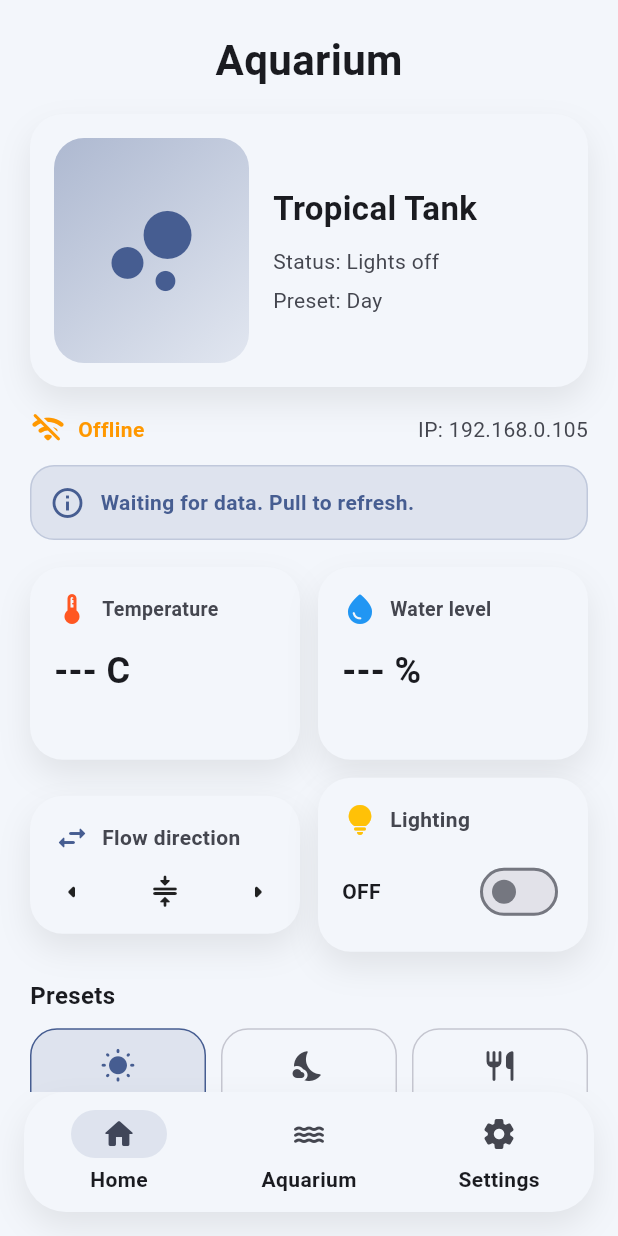
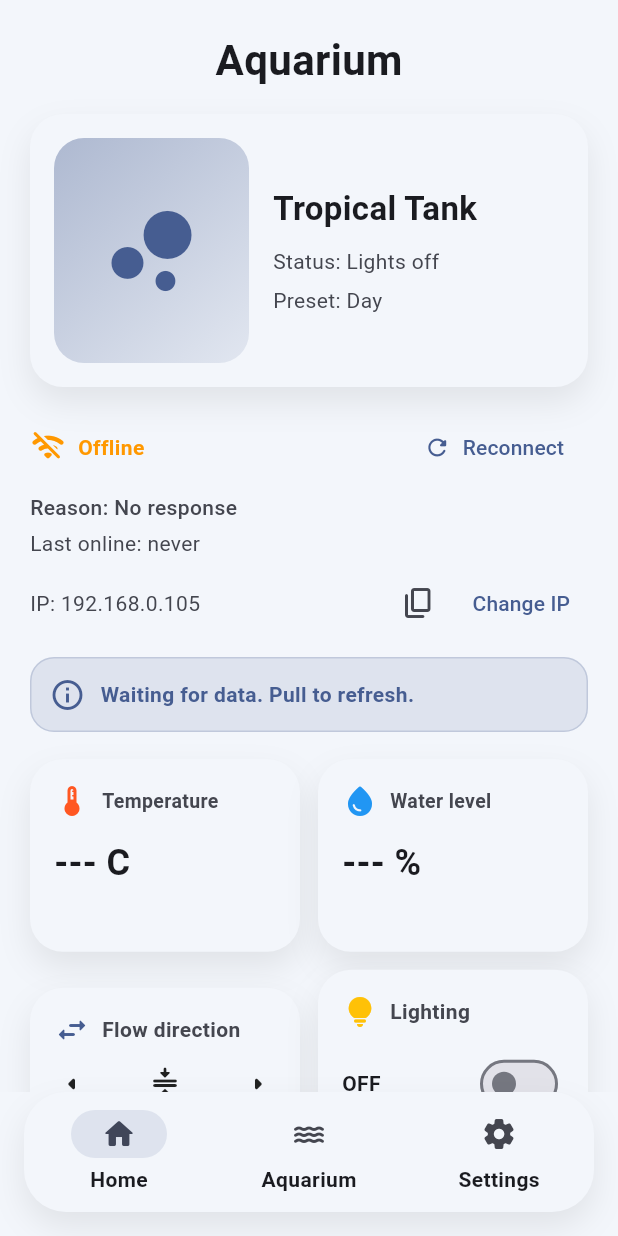
Before and after one commit to disappointtt/aquarium, a Flutter app: the screen it shows after launch, on a phone screen of 412 x 824 dp. Run offline on Flutter 3.47's test engine with Material 3 defaults, Android fonts, the phone set to English and light mode, and no system bars; our stand-ins replace shared_preferences.

Commit message:
block offline + IP

```diff
--- a/lib/screens/home_screen.dart
+++ b/lib/screens/home_screen.dart
@@ -2,9 +2,11 @@ import 'dart:convert';
 import 'dart:math';
 
 import 'package:flutter/material.dart';
+import 'package:flutter/services.dart';
 import 'package:http/http.dart' as http;
 
 import '../main.dart';
+import 'settings_screen.dart';
 
 class Reading {
   final DateTime time;
@@ -30,6 +32,7 @@ class _HomeScreenState extends State<HomeScreen> {
   String _status = 'Waiting for data. Pull to refresh.';
   bool _hasError = false;
   bool _dangerTemp = false;
+  DateTime? _lastOnlineAt;
   AquariumPreset _preset = AquariumPreset.day;
   final List<Reading> _history = [];
 
@@ -131,6 +134,7 @@ class _HomeScreenState extends State<HomeScreen> {
       _hasError = false;
       _dangerTemp = _isDangerTemp(temp);
       _pushHistory(temp, hum);
+      _lastOnlineAt = DateTime.now();
     });
   }
 
@@ -138,6 +142,45 @@ class _HomeScreenState extends State<HomeScreen> {
     final value = double.tryParse(temp);
     if (value == null) return false;
     return value < 20 || value > 30;
+  }
+
+  String _offlineReason(String status) {
+    final lowered = status.toLowerCase();
+    if (lowered.contains('network is unreachable') ||
+        lowered.contains('no route to host') ||
+        lowered.contains('network unreachable')) {
+      return 'Not in Wi-Fi';
+    }
+    if (lowered.contains('failed host lookup') ||
+        lowered.contains('connection refused') ||
+        lowered.contains('http error') ||
+        lowered.contains('host lookup')) {
+      return 'Wrong IP';
+    }
+    return 'No response';
+  }
+
+  String _formatLastOnline() {
+    final last = _lastOnlineAt;
+    if (last == null) return 'Last online: never';
+    final diff = DateTime.now().difference(last);
+    if (diff.inMinutes < 1) return 'Last online: just now';
+    if (diff.inHours < 1) return 'Last online: ${diff.inMinutes} min ago';
+    if (diff.inHours < 24) return 'Last online: ${diff.inHours} hr ago';
+    return 'Last online: ${diff.inDays} days ago';
+  }
+
+  void _copyIp(String ip) {
+    Clipboard.setData(ClipboardData(text: ip));
+    ScaffoldMessenger.of(context).showSnackBar(
+      const SnackBar(content: Text('IP copied.')),
+    );
+  }
+
+  void _openSettings() {
+    Navigator.of(context).push(
+      MaterialPageRoute(builder: (_) => const SettingsScreen()),
+    );
   }
 
   Widget _buildInfoBanner({required IconData icon, required String text, required Color color}) {
@@ -417,9 +460,47 @@ class _HomeScreenState extends State<HomeScreen> {
                     ),
                   ),
                   const Spacer(),
-                  Text(
-                    'IP: $espIp',
-                    style: TextStyle(color: scheme.onSurfaceVariant),
+                  if (!isOnline)
+                    TextButton.icon(
+                      onPressed: _getState,
+                      icon: const Icon(Icons.refresh_rounded, size: 18),
+                      label: const Text('Reconnect'),
+                    ),
+                ],
+              ),
+              if (!isOnline) ...[
+                const SizedBox(height: 6),
+                Text(
+                  'Reason: ${_offlineReason(_status)}',
+                  style: TextStyle(
+                    color: scheme.onSurfaceVariant,
+                    fontWeight: FontWeight.w500,
+                  ),
+                ),
+                const SizedBox(height: 4),
+                Text(
+                  _formatLastOnline(),
+                  style: TextStyle(color: scheme.onSurfaceVariant),
+                ),
+              ],
+              const SizedBox(height: 6),
+              Row(
+                children: [
+                  Expanded(
+                    child: Text(
+                      'IP: $espIp',
+                      style: TextStyle(color: scheme.onSurfaceVariant),
+                      overflow: TextOverflow.ellipsis,
+                    ),
+                  ),
+                  IconButton(
+                    onPressed: () => _copyIp(espIp),
+                    icon: const Icon(Icons.copy_rounded),
+                    tooltip: 'Copy IP',
+                  ),
+                  TextButton(
+                    onPressed: _openSettings,
+                    child: const Text('Change IP'),
                   ),
                 ],
               ),
```
